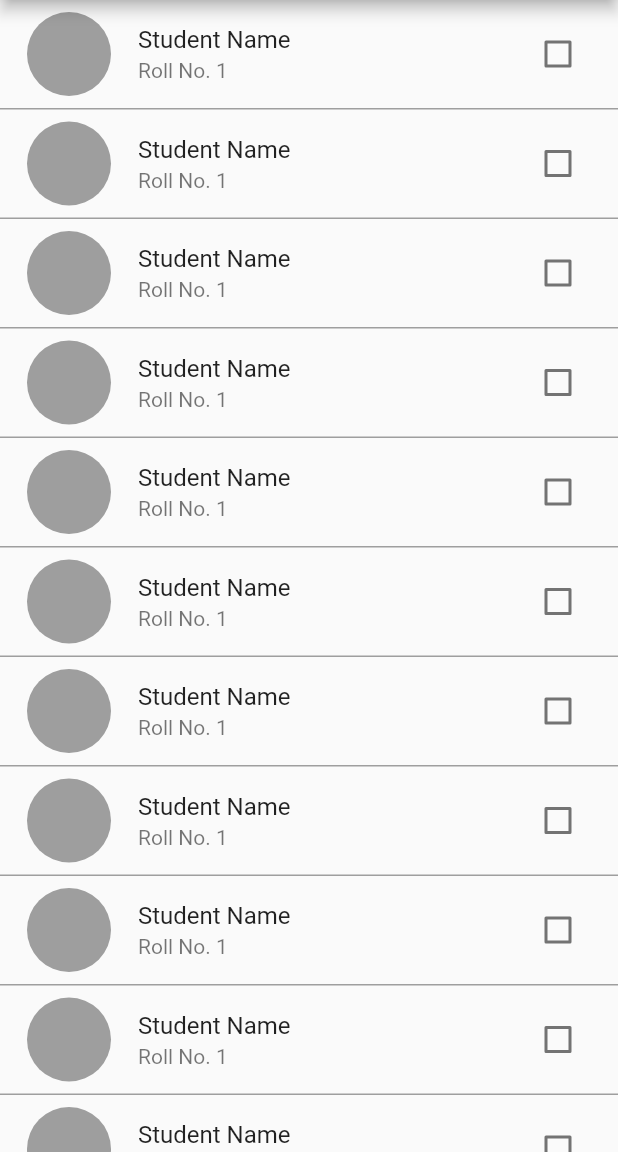
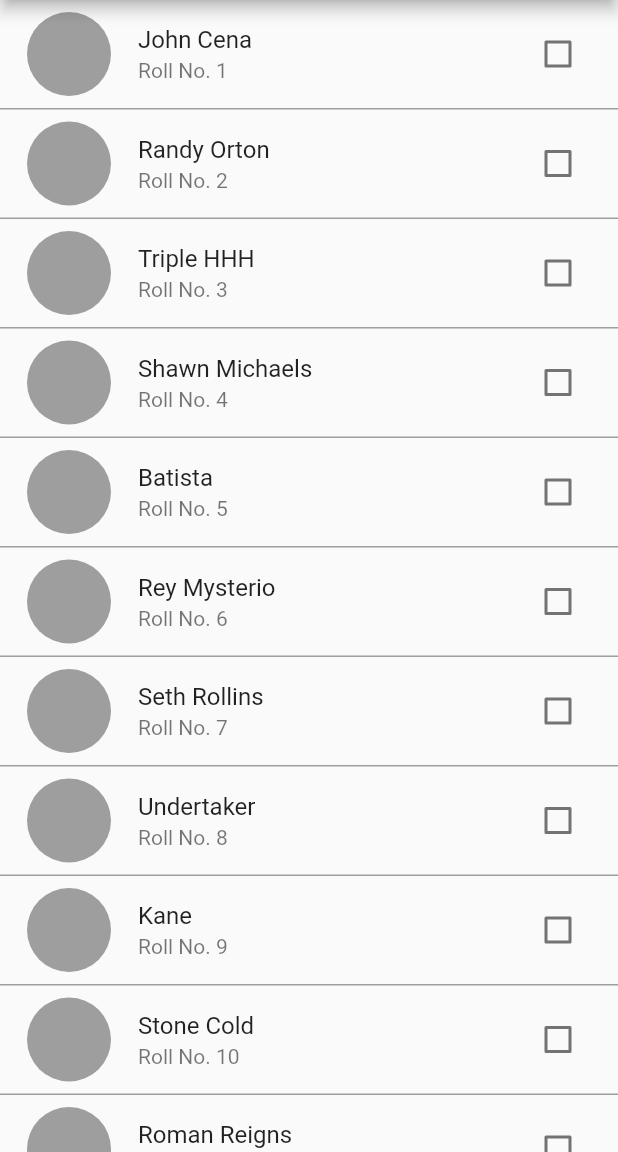
Before and after one commit to parikshitg/flutter_teacher_app, a Flutter app: the AttendanceHomescreen screen opened by its route, on a phone screen of 412 x 824 dp, the part 84-1236 px from its top. Run offline on Flutter 3.47's test engine with Material 2 defaults, Android fonts, the light colour scheme and no system bars; our stand-ins replace flutter_vector_icons, font_awesome_flutter, image_picker.

Commit message:
some changes

```diff
--- a/lib/models/student_model.dart
+++ b/lib/models/student_model.dart
@@ -12,6 +12,7 @@ class Student {
    DateTime dob;
   final String address;
   final String profileUrl;
+   bool isPresent;
 
   Student(
       {@required this.name,
@@ -24,7 +25,8 @@ class Student {
       this.gender,
       this.dob,
       this.address,
-      this.profileUrl});
+      this.profileUrl,
+      this.isPresent});
 }
 
 final List<Student> students = [
--- a/lib/screens/attendance/attendance_homescreen.dart
+++ b/lib/screens/attendance/attendance_homescreen.dart
@@ -62,13 +62,14 @@ class _AttendanceHomescreenState extends State<AttendanceHomescreen> {
                     ),
                     backgroundColor: Colors.grey,
                   ),
-                  title: Text('Student Name'),
-                  subtitle: Text('Roll No. 1'),
+                  title: Text(tx.name),
+                  subtitle: Text('Roll No. ${tx.rollNo}'),
                   trailing: Checkbox(
                     value: checkBoxValue,
                     onChanged: (bool v) {
                       setState(() {
                         checkBoxValue = v;
+                        tx.isPresent = v;
                         print(v);
                       });
                     },
```
